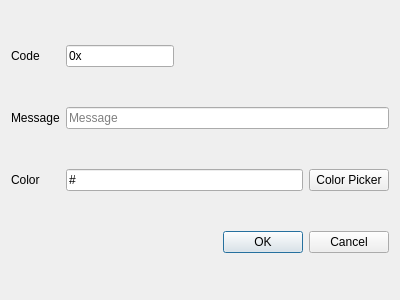
Before: the Qt Designer form msgtypeadddialog.ui in NeverKnewTheName/R_Visualizer, drawn with Qt 5.
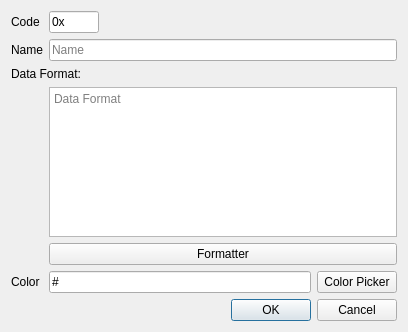
After: the same form once the commit is applied.

Commit message: added MessageFormat to MsgType for parsed messages; fixed row height sizing to dynamic content aware resizing (might need some additional work/BugFixes); implemented a simple arithmetic operation parser for the MessageFormat strings; Added a GUI for easy MessageFormat string creation; some minor BugFixes

```diff
--- a/msgtypeadddialog.ui
+++ b/msgtypeadddialog.ui
@@ -6,14 +6,14 @@
    <rect>
     <x>0</x>
     <y>0</y>
-    <width>400</width>
-    <height>300</height>
+    <width>408</width>
+    <height>332</height>
    </rect>
   </property>
   <property name="windowTitle">
    <string>Dialog</string>
   </property>
-  <layout class="QGridLayout" name="gridLayout">
+  <layout class="QFormLayout" name="formLayout">
    <item row="0" column="0">
     <widget class="QLabel" name="codeLabel">
      <property name="text">
@@ -21,7 +21,7 @@
      </property>
     </widget>
    </item>
-   <item row="0" column="1" colspan="2">
+   <item row="0" column="1">
     <layout class="QHBoxLayout" name="horizontalLayout_2">
      <item>
       <widget class="QLineEdit" name="codeLineEdit">
@@ -33,46 +33,57 @@
        </property>
       </widget>
      </item>
+     <item>
+      <spacer name="horizontalSpacer">
+       <property name="orientation">
+        <enum>Qt::Horizontal</enum>
+       </property>
+       <property name="sizeHint" stdset="0">
+        <size>
+         <width>356</width>
+         <height>20</height>
+        </size>
+       </property>
+      </spacer>
+     </item>
     </layout>
    </item>
-   <item row="0" column="3">
-    <spacer name="horizontalSpacer">
-     <property name="orientation">
-      <enum>Qt::Horizontal</enum>
-     </property>
-     <property name="sizeHint" stdset="0">
-      <size>
-       <width>100</width>
-       <height>20</height>
-      </size>
-     </property>
-    </spacer>
-   </item>
-   <item row="1" column="0">
-    <widget class="QLabel" name="messageLabel">
-     <property name="text">
-      <string>Message</string>
-     </property>
-    </widget>
-   </item>
    <item row="2" column="0">
+    <widget class="QLabel" name="nameLabel">
+     <property name="text">
+      <string>Name</string>
+     </property>
+    </widget>
+   </item>
+   <item row="2" column="1">
+    <widget class="QLineEdit" name="nameLineEdit">
+     <property name="placeholderText">
+      <string>Name</string>
+     </property>
+    </widget>
+   </item>
+   <item row="4" column="0" colspan="2">
+    <widget class="QLabel" name="dataFormatLabel">
+     <property name="text">
+      <string>Data Format:</string>
+     </property>
+    </widget>
+   </item>
+   <item row="5" column="1">
+    <widget class="QPlainTextEdit" name="formatPlainTextEdit">
+     <property name="placeholderText">
+      <string>Data Format</string>
+     </property>
+    </widget>
+   </item>
+   <item row="7" column="0">
     <widget class="QLabel" name="colorLabel">
      <property name="text">
       <string>Color</string>
      </property>
     </widget>
    </item>
-   <item row="3" column="2" colspan="2">
-    <widget class="QDialogButtonBox" name="buttonBox">
-     <property name="orientation">
-      <enum>Qt::Horizontal</enum>
-     </property>
-     <property name="standardButtons">
-      <set>QDialogButtonBox::Cancel|QDialogButtonBox::Ok</set>
-     </property>
-    </widget>
-   </item>
-   <item row="2" column="1" colspan="3">
+   <item row="7" column="1">
     <layout class="QHBoxLayout" name="horizontalLayout">
      <item>
       <widget class="QLineEdit" name="colorLineEdit">
@@ -93,10 +104,20 @@
      </item>
     </layout>
    </item>
-   <item row="1" column="1" colspan="3">
-    <widget class="QLineEdit" name="messageLineEdit">
-     <property name="placeholderText">
-      <string>Message</string>
+   <item row="9" column="1">
+    <widget class="QDialogButtonBox" name="buttonBox">
+     <property name="orientation">
+      <enum>Qt::Horizontal</enum>
+     </property>
+     <property name="standardButtons">
+      <set>QDialogButtonBox::Cancel|QDialogButtonBox::Ok</set>
+     </property>
+    </widget>
+   </item>
+   <item row="6" column="1">
+    <widget class="QPushButton" name="formatterPushButton">
+     <property name="text">
+      <string>Formatter</string>
      </property>
     </widget>
    </item>
```
Left out of the diff: 4 changed lines with no effect on the pictures. The commit also changes 17 other files.
